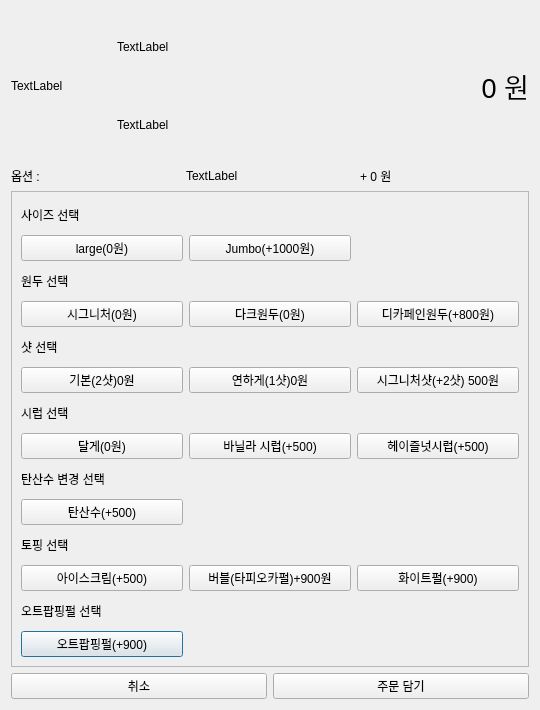
The window that VentiApp/option_modal.ui (minki9252/TheVentiKiosk) describes before a commit, drawn with Qt 5.
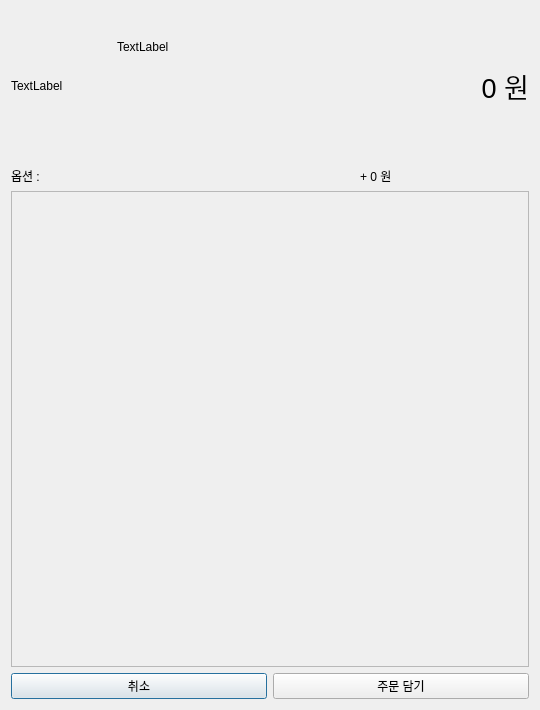
The same window after the commit.

The edit to the form file:
```diff
--- a/VentiApp/option_modal.ui
+++ b/VentiApp/option_modal.ui
@@ -53,7 +53,7 @@
        <item>
         <widget class="QLabel" name="option_bev_name">
          <property name="text">
-          <string>TextLabel</string>
+          <string/>
          </property>
         </widget>
        </item>
@@ -103,7 +103,7 @@
      <item>
       <widget class="QLabel" name="lblOptionSummary">
        <property name="text">
-        <string>TextLabel</string>
+        <string/>
        </property>
        <property name="wordWrap">
         <bool>true</bool>
@@ -143,223 +143,7 @@
       </property>
       <layout class="QVBoxLayout" name="verticalLayout_3">
        <item>
-        <layout class="QGridLayout" name="gridLayout">
-         <item row="13" column="0">
-          <widget class="QPushButton" name="btnOatPearl">
-           <property name="text">
-            <string>오트팝핑펄(+900)</string>
-           </property>
-           <property name="checkable">
-            <bool>true</bool>
-           </property>
-          </widget>
-         </item>
-         <item row="5" column="0">
-          <widget class="QPushButton" name="btnShotBasic">
-           <property name="text">
-            <string>기본(2샷)0원</string>
-           </property>
-           <property name="checkable">
-            <bool>true</bool>
-           </property>
-           <property name="checked">
-            <bool>false</bool>
-           </property>
-          </widget>
-         </item>
-         <item row="2" column="0">
-          <widget class="QLabel" name="label_3">
-           <property name="text">
-            <string>원두 선택</string>
-           </property>
-          </widget>
-         </item>
-         <item row="11" column="0">
-          <widget class="QPushButton" name="btnToppingIcecream">
-           <property name="text">
-            <string>아이스크림(+500)</string>
-           </property>
-           <property name="checkable">
-            <bool>true</bool>
-           </property>
-          </widget>
-         </item>
-         <item row="1" column="0">
-          <widget class="QPushButton" name="btnSizeLarge">
-           <property name="text">
-            <string>large(0원)</string>
-           </property>
-           <property name="checkable">
-            <bool>true</bool>
-           </property>
-          </widget>
-         </item>
-         <item row="3" column="2">
-          <widget class="QPushButton" name="btnBeanDecaf">
-           <property name="text">
-            <string>디카페인원두(+800원)</string>
-           </property>
-           <property name="checkable">
-            <bool>true</bool>
-           </property>
-          </widget>
-         </item>
-         <item row="1" column="1">
-          <widget class="QPushButton" name="btnSizeJumbo">
-           <property name="text">
-            <string>Jumbo(+1000원)</string>
-           </property>
-           <property name="checkable">
-            <bool>true</bool>
-           </property>
-           <property name="checked">
-            <bool>false</bool>
-           </property>
-          </widget>
-         </item>
-         <item row="6" column="0">
-          <widget class="QLabel" name="label_5">
-           <property name="text">
-            <string>시럽 선택</string>
-           </property>
-          </widget>
-         </item>
-         <item row="9" column="0">
-          <widget class="QPushButton" name="btnSparkling">
-           <property name="text">
-            <string>탄산수(+500)</string>
-           </property>
-           <property name="checkable">
-            <bool>true</bool>
-           </property>
-          </widget>
-         </item>
-         <item row="3" column="1">
-          <widget class="QPushButton" name="btnBeanDark">
-           <property name="text">
-            <string>다크원두(0원)</string>
-           </property>
-           <property name="checkable">
-            <bool>true</bool>
-           </property>
-          </widget>
-         </item>
-         <item row="7" column="0">
-          <widget class="QPushButton" name="btnSyrupSweet">
-           <property name="text">
-            <string>달게(0원)</string>
-           </property>
-           <property name="checkable">
-            <bool>true</bool>
-           </property>
-          </widget>
-         </item>
-         <item row="3" column="0">
-          <widget class="QPushButton" name="btnBeanSignature">
-           <property name="text">
-            <string>시그니처(0원)</string>
-           </property>
-           <property name="checkable">
-            <bool>true</bool>
-           </property>
-          </widget>
-         </item>
-         <item row="8" column="0">
-          <widget class="QLabel" name="label_6">
-           <property name="text">
-            <string>탄산수 변경 선택</string>
-           </property>
-          </widget>
-         </item>
-         <item row="10" column="0">
-          <widget class="QLabel" name="label_7">
-           <property name="text">
-            <string>토핑 선택</string>
-           </property>
-          </widget>
-         </item>
-         <item row="0" column="0">
-          <widget class="QLabel" name="label_2">
-           <property name="text">
-            <string>사이즈 선택</string>
-           </property>
-          </widget>
-         </item>
-         <item row="4" column="0">
-          <widget class="QLabel" name="label_4">
-           <property name="text">
-            <string>샷 선택</string>
-           </property>
-          </widget>
-         </item>
-         <item row="12" column="0">
-          <widget class="QLabel" name="label_8">
-           <property name="text">
-            <string>오트팝핑펄 선택</string>
-           </property>
-          </widget>
-         </item>
-         <item row="7" column="1">
-          <widget class="QPushButton" name="btnSyrupVanilla">
-           <property name="text">
-            <string>바닐라 시럽(+500)</string>
-           </property>
-           <property name="checkable">
-            <bool>true</bool>
-           </property>
-          </widget>
-         </item>
-         <item row="7" column="2">
-          <widget class="QPushButton" name="btnSyrupHazelnut">
-           <property name="text">
-            <string>헤이즐넛시럽(+500)</string>
-           </property>
-           <property name="checkable">
-            <bool>true</bool>
-           </property>
-          </widget>
-         </item>
-         <item row="5" column="1">
-          <widget class="QPushButton" name="btnShotLight">
-           <property name="text">
-            <string>연하게(1샷)0원</string>
-           </property>
-           <property name="checkable">
-            <bool>true</bool>
-           </property>
-          </widget>
-         </item>
-         <item row="5" column="2">
-          <widget class="QPushButton" name="btnShotSignatureAdd">
-           <property name="text">
-            <string>시그니처샷(+2샷) 500원</string>
-           </property>
-           <property name="checkable">
-            <bool>true</bool>
-           </property>
-          </widget>
-         </item>
-         <item row="11" column="1">
-          <widget class="QPushButton" name="btnToppingBubble">
-           <property name="text">
-            <string>버블(타피오카펄)+900원</string>
-           </property>
-           <property name="checkable">
-            <bool>true</bool>
-           </property>
-          </widget>
-         </item>
-         <item row="11" column="2">
-          <widget class="QPushButton" name="btnToppingWhite">
-           <property name="text">
-            <string>화이트펄(+900)</string>
-           </property>
-           <property name="checkable">
-            <bool>true</bool>
-           </property>
-          </widget>
-         </item>
-        </layout>
+        <layout class="QGridLayout" name="optionLayout"/>
        </item>
       </layout>
      </widget>
```
